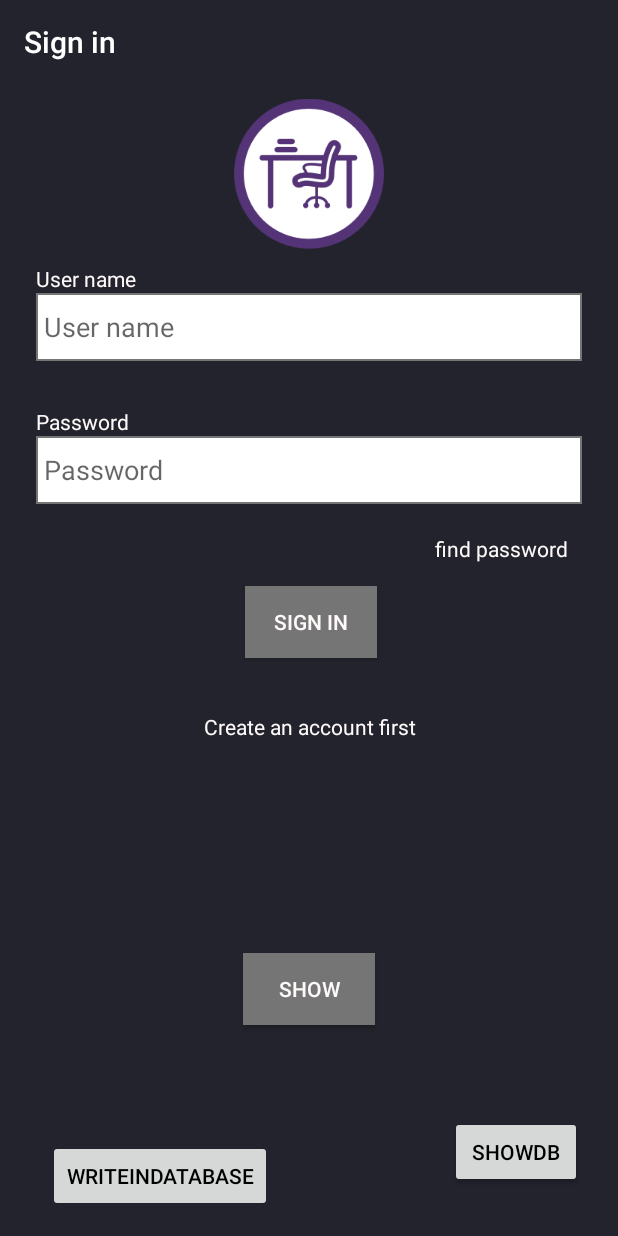
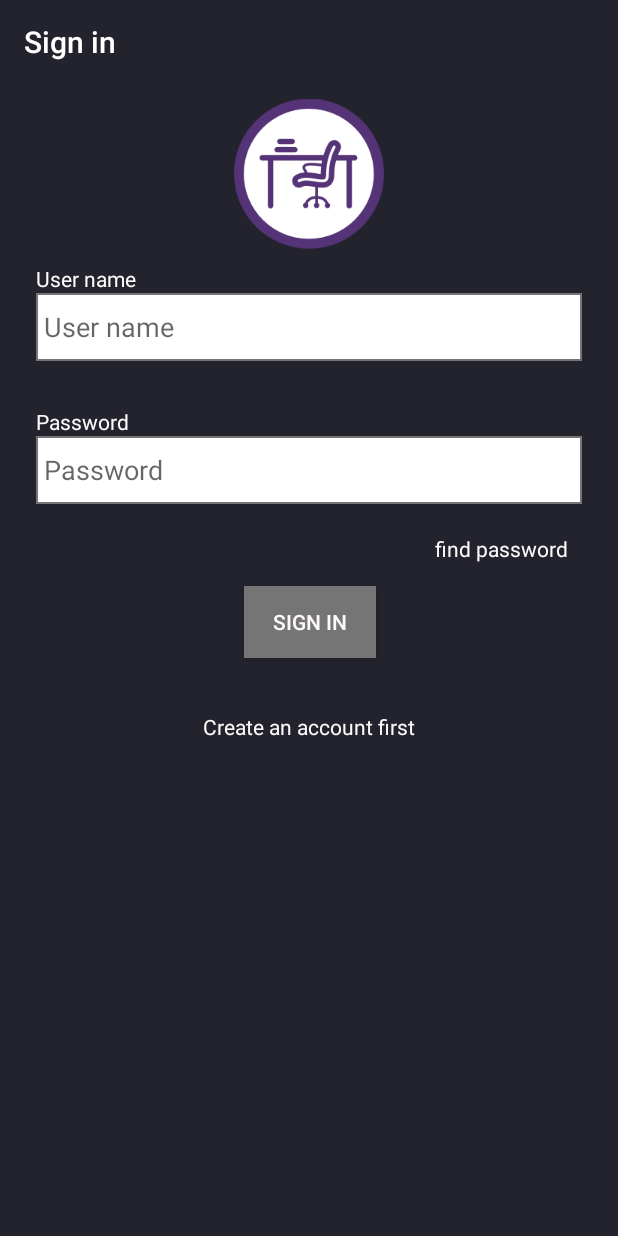
Before and after one commit to Study-Space-Booking/Study_Space_Booking_Android_App, an Android app: the screen it shows after launch (SignInActivity), after a tap on "GO TO SIGN IN", on a phone screen of 412 x 824 dp. Run offline under Robolectric (Android 15) with nearby library versions, the phone set to English and light mode, and no system bars; our stand-ins replace Firebase (no records; nobody signed in at launch, a user with empty details on screens opened directly).

Commit message:
Little fixes

```diff
--- a/app/src/main/java/com/placeholder/study_space_booking_android_app/Features/BookSeat/Activity/MacBookSeatActivity.java
+++ b/app/src/main/java/com/placeholder/study_space_booking_android_app/Features/BookSeat/Activity/MacBookSeatActivity.java
@@ -263,6 +263,8 @@ public class MacBookSeatActivity extends AppCompatActivity implements
             Log.d("EndTime", String.valueOf(endTime));
 
 
+            BookSeatUseCases.getInstance().getMyBookings((NormalUser) SignInUseCases.user, this);
+
             // check if time is correct
             if (startTime >= endTime) {
                 AlertDialog.Builder builder = new AlertDialog.Builder(this, R.style.AlertDialogTheme);
@@ -280,7 +282,7 @@ public class MacBookSeatActivity extends AppCompatActivity implements
                 }
             }
 
-            BookSeatUseCases.getInstance().getMyBookings((NormalUser) SignInUseCases.user, this);
+
 
 //            occupiedSeats.clear();
 //            for (Button button : seatButtons) {
--- a/app/src/main/java/com/placeholder/study_space_booking_android_app/Features/Home/Activity/HomeFragment.java
+++ b/app/src/main/java/com/placeholder/study_space_booking_android_app/Features/Home/Activity/HomeFragment.java
@@ -61,7 +61,7 @@ public class HomeFragment extends Fragment implements HomeListener {
 
         progressBar = (ProgressBar)view.findViewById(R.id.progress_bar_home);
 
-        currentCredit.setText(SignInUseCases.user.getUserName()+"'s Credit : " + ((NormalUser) SignInUseCases.user).getCredit().toString());
+        currentCredit.setText(SignInUseCases.user.getUserName().substring(0, 8)+"'s Credit : " + ((NormalUser) SignInUseCases.user).getCredit().toString());
 
         homeUseCases = HomeUseCases.getInstance();
 
--- a/app/src/main/res/layout/activity_sign_in.xml
+++ b/app/src/main/res/layout/activity_sign_in.xml
@@ -65,11 +65,12 @@
 
     <Button
         android:id="@+id/button_show"
-        android:layout_width="wrap_content"
-        android:layout_height="wrap_content"
+        android:layout_width="0dp"
+        android:layout_height="0dp"
         android:background="@drawable/button_background"
         android:text="show"
         android:textColor="@color/textSecondary"
+        android:visibility="gone"
         app:layout_constraintBottom_toBottomOf="parent"
         app:layout_constraintEnd_toEndOf="parent"
         app:layout_constraintStart_toStartOf="parent"
@@ -149,7 +150,8 @@
         app:layout_constraintBottom_toBottomOf="parent"
         app:layout_constraintEnd_toEndOf="parent"
         app:layout_constraintHorizontal_bias="0.123"
-        app:layout_constraintStart_toStartOf="parent" />
+        app:layout_constraintStart_toStartOf="parent"
+        android:visibility="gone"/>
 
     <Button
         android:id="@+id/showDBbutton"
@@ -160,7 +162,8 @@
         app:layout_constraintBottom_toBottomOf="parent"
         app:layout_constraintEnd_toEndOf="parent"
         app:layout_constraintHorizontal_bias="0.925"
-        app:layout_constraintStart_toStartOf="parent" />
+        app:layout_constraintStart_toStartOf="parent"
+        android:visibility="gone"/>
 
     <ImageView
         android:id="@+id/imageView"
--- a/app/src/main/res/menu/place_menu.xml
+++ b/app/src/main/res/menu/place_menu.xml
@@ -2,8 +2,8 @@
 <menu xmlns:android="http://schemas.android.com/apk/res/android">
     <item
         android:id="@+id/item_first_place"
-        android:title="first place" />
+        android:title="Mac Commons" />
     <item
         android:id="@+id/item_second_place"
-        android:title="second place" />
+        android:title="PC Commons" />
 </menu>
```
Also changed, not shown: app/src/main/java/com/placeholder/study_space_booking_android_app/Features/Home/Activity/HomeRecyclerViewAdapter.java (+6 -2 lines).
